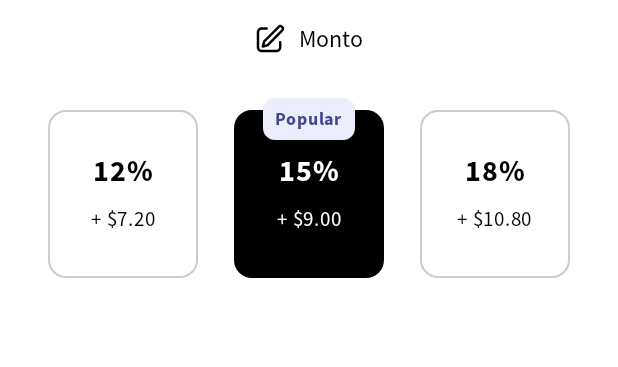
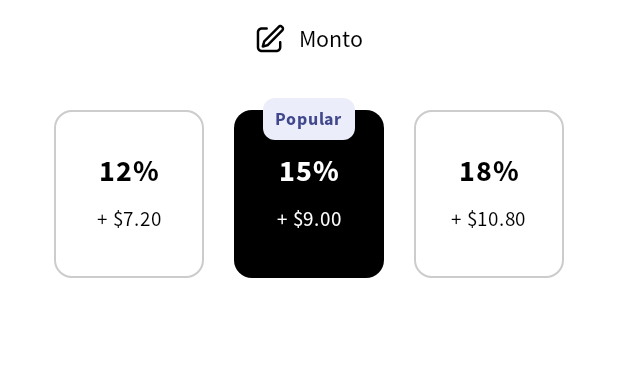
Before and after one commit to Joseamica/AvoqadoPOS, an Android app built with Jetpack Compose: the @Preview function PreviewInputTipContent, on a phone screen of 412 x 824 dp. Shown: the part 541-908 px from the top of the screen. Run offline under Robolectric (Android 15) with nearby library versions, the phone set to English and light mode, and no system bars; libraries missing offline, so code that uses them is left out: com.menta.android; Roboto replaces fonts that are not available here.

Commit message:
fix: tip margin

```diff
--- a/app/src/main/java/com/avoqado/pos/features/payment/presentation/inputTipAmount/InputTipScreen.kt
+++ b/app/src/main/java/com/avoqado/pos/features/payment/presentation/inputTipAmount/InputTipScreen.kt
@@ -188,9 +188,9 @@ fun InputTipContent(
 
                 Row(
                     modifier = Modifier.fillMaxWidth().padding(
-                        horizontal = 32.dp
+                        horizontal = 16.dp
                     ),
-                    horizontalArrangement = Arrangement.SpaceBetween
+                    horizontalArrangement = Arrangement.SpaceEvenly
                 ) {
                     TipItemCard(
                         percentage = "12%",
```
